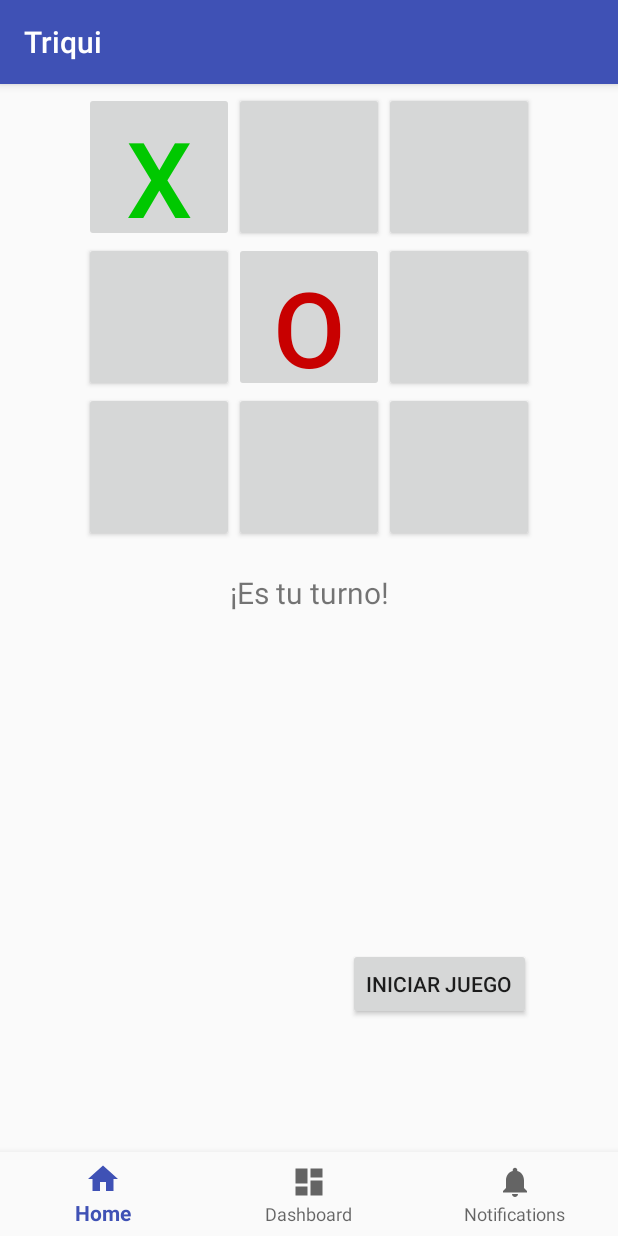
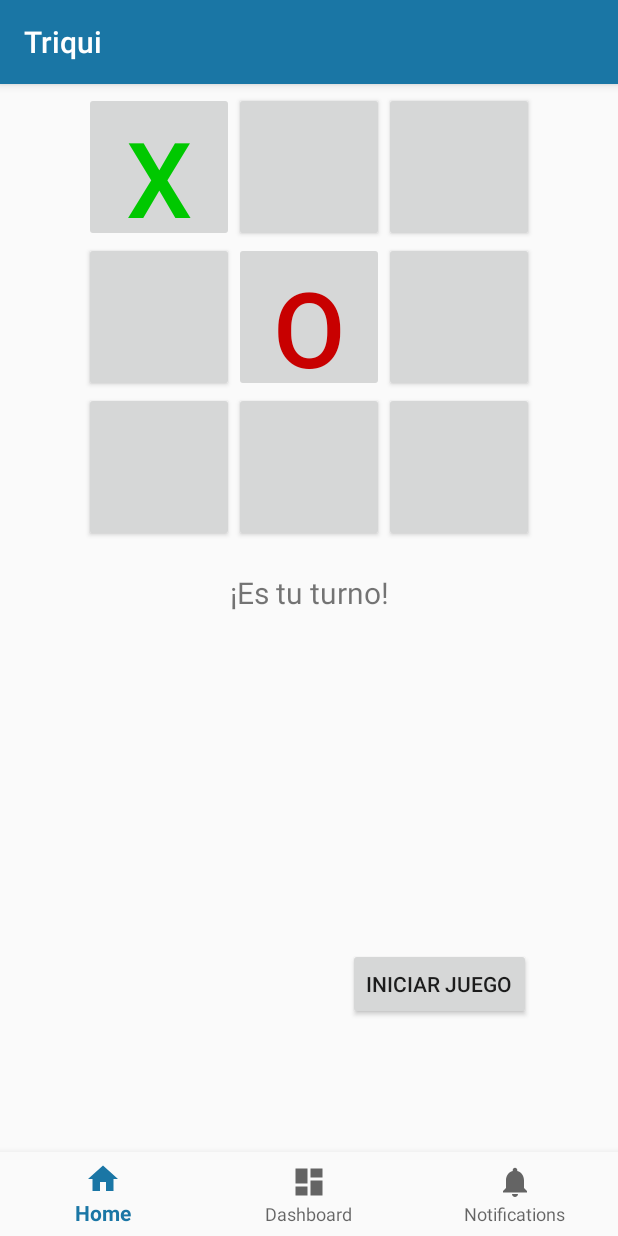
Before and after one commit to Carlitoshsh/Triqui, an Android app: the screen it shows after launch (Triqui), after a tap on an icon or button, on a phone screen of 412 x 824 dp. Run offline under Robolectric (Android 15) with nearby library versions, the phone set to English and light mode, and no system bars; 1 other tap on this screen came first.

Commit message:
Change colors

```diff
--- a/app/src/main/java/co/edu/unal/triqui/JuegoTriqui.java
+++ b/app/src/main/java/co/edu/unal/triqui/JuegoTriqui.java
@@ -10,6 +10,7 @@ public class JuegoTriqui {
     public static final int BOARD_SIZE = 9;
     public char[] triqui = new char[BOARD_SIZE];
     private int ultimoMovimiento;
+    private boolean esPc;
 
     JuegoTriqui(){
 
@@ -58,6 +59,9 @@ public class JuegoTriqui {
     }
 
     private boolean victoria(char c1, char c2, char c3){
+        if((c1 != OPEN_SPOT) && (c1 == c2) && (c2 == c3))
+            if(c1 == COMPUTER_PLAYER)
+                esPc = true;
         return ((c1 != OPEN_SPOT) && (c1 == c2) && (c2 == c3));
     }
 
@@ -93,8 +97,11 @@ public class JuegoTriqui {
             androidWin = true;
 
         if(androidWin){
-            System.out.println("¿Quién ganó?");
+            System.out.println("¿Quién ganó?" + esPc);
+            if(esPc)
                 return 3;
+            else
+                return 2;
         }
 
         boolean todoLleno = true;
--- a/app/src/main/res/values/colors.xml
+++ b/app/src/main/res/values/colors.xml
@@ -1,6 +1,6 @@
 <?xml version="1.0" encoding="utf-8"?>
 <resources>
-    <color name="colorPrimary">#3F51B5</color>
-    <color name="colorPrimaryDark">#303F9F</color>
-    <color name="colorAccent">#FF4081</color>
+    <color name="colorPrimary">#1a76a5</color>
+    <color name="colorPrimaryDark">#135679</color>
+    <color name="colorAccent">#2196d1</color>
 </resources>
```
